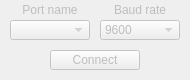
This is UI/v0.01_Connect.ui in TheQuietestHand/GCodeSender_Michelin as Qt 5 draws it before an edit. The edited form follows.
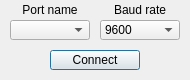
This is the edited form.

Commit message: Add actions to OK buttons

What changed in the file:
```diff
--- a/UI/v0.01_Connect.ui
+++ b/UI/v0.01_Connect.ui
@@ -6,7 +6,7 @@
    <enum>Qt::NonModal</enum>
   </property>
   <property name="enabled">
-   <bool>false</bool>
+   <bool>true</bool>
   </property>
   <property name="geometry">
    <rect>
```
The commit also changes 3 other files.
